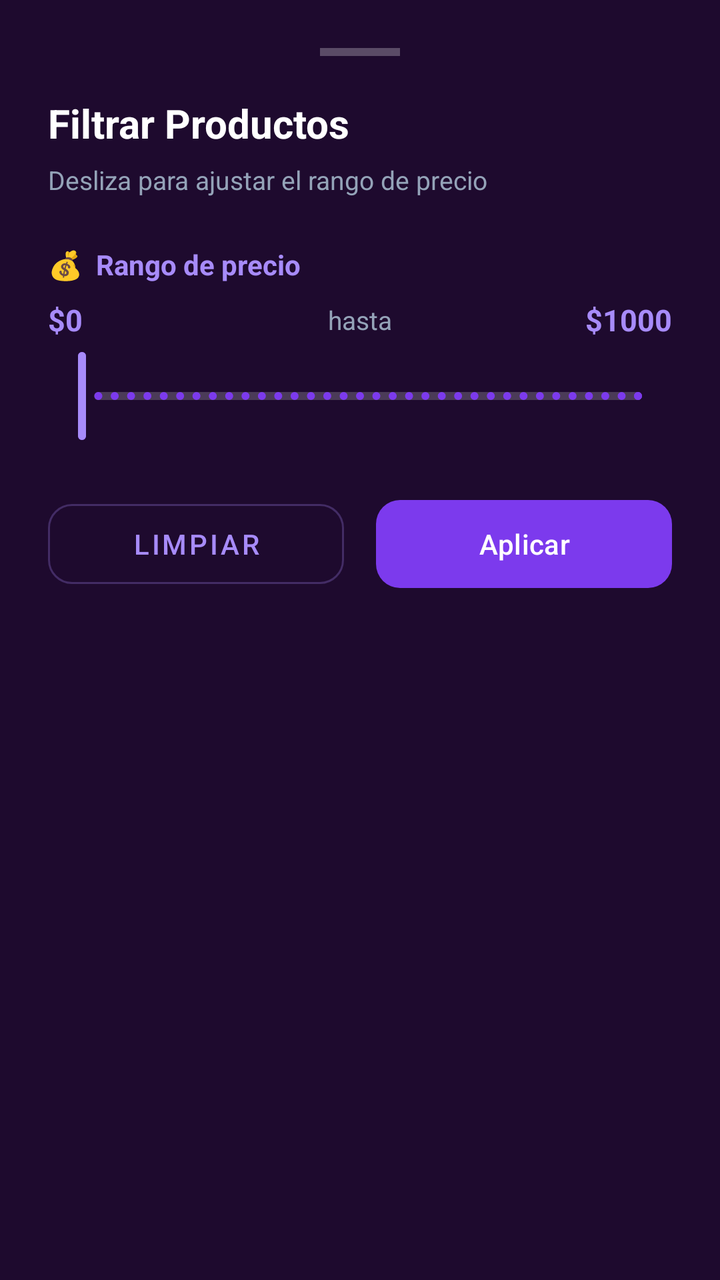
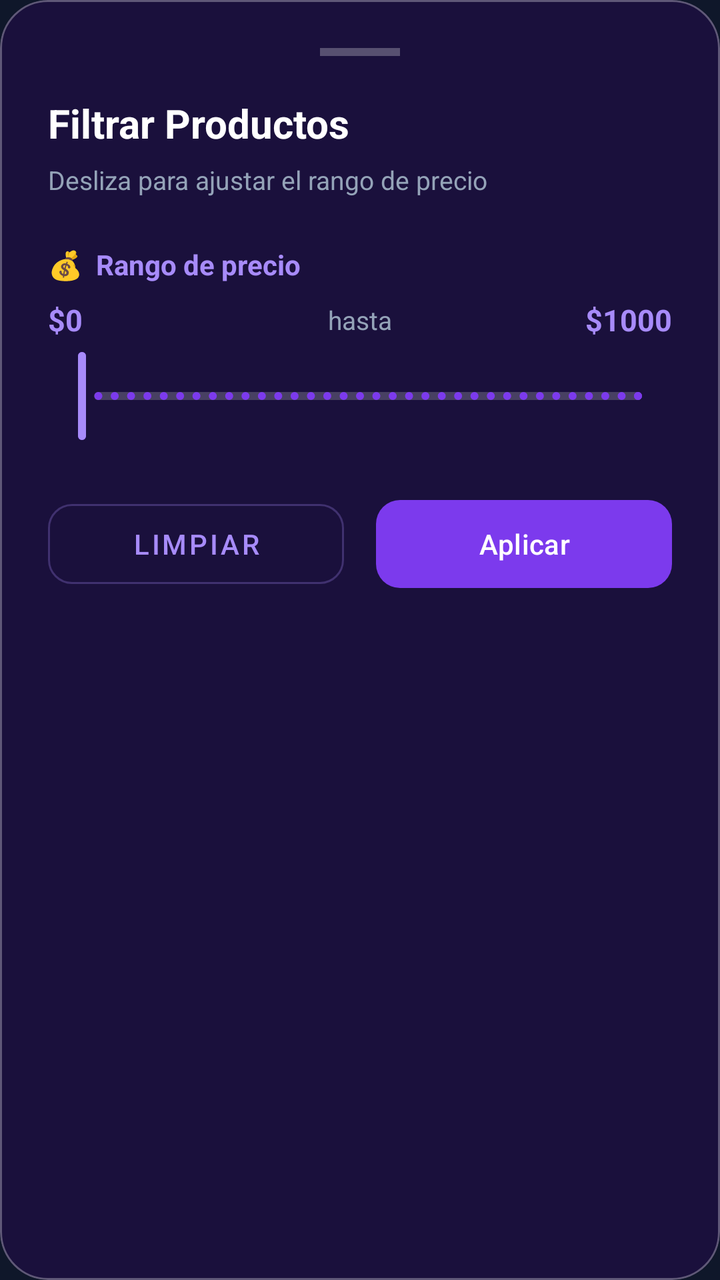

Screens rendered from an Android XML layout before and after an edit, with the pre-edit source and the edit as a unified diff.
<!-- AndroidManifest.xml: application theme Theme.Proyecto_Final_Moviles -->
<!-- res/layout/bottom_sheet_filters.xml -->
<?xml version="1.0" encoding="utf-8"?>
<LinearLayout
    xmlns:android="http://schemas.android.com/apk/res/android"
    xmlns:app="http://schemas.android.com/apk/res-auto"
    android:layout_width="match_parent"
    android:layout_height="wrap_content"
    android:orientation="vertical"
    android:background="#1E0A2E"
    android:paddingHorizontal="24dp"
    android:paddingTop="24dp"
    android:paddingBottom="32dp">

    
    <View
        android:layout_width="40dp"
        android:layout_height="4dp"
        android:layout_gravity="center_horizontal"
        android:layout_marginBottom="20dp"
        android:background="#44FFFFFF" />

    <TextView
        android:layout_width="wrap_content"
        android:layout_height="wrap_content"
        android:text="Filtrar Productos"
        android:textColor="#FFFFFF"
        android:textSize="20sp"
        android:textStyle="bold"
        android:layout_marginBottom="6dp" />

    <TextView
        android:layout_width="wrap_content"
        android:layout_height="wrap_content"
        android:text="Desliza para ajustar el rango de precio"
        android:textColor="#94a3b8"
        android:textSize="13sp"
        android:layout_marginBottom="24dp" />

    
    <TextView
        android:layout_width="wrap_content"
        android:layout_height="wrap_content"
        android:text="💰  Rango de precio"
        android:textColor="#a78bfa"
        android:textSize="14sp"
        android:textStyle="bold"
        android:layout_marginBottom="8dp" />

    
    <LinearLayout
        android:layout_width="match_parent"
        android:layout_height="wrap_content"
        android:orientation="horizontal"
        android:layout_marginBottom="4dp">

        <TextView
            android:id="@+id/tvMinValue"
            android:layout_width="0dp"
            android:layout_height="wrap_content"
            android:layout_weight="1"
            android:text="$0"
            android:textColor="#a78bfa"
            android:textSize="15sp"
            android:textStyle="bold" />

        <TextView
            android:layout_width="wrap_content"
            android:layout_height="wrap_content"
            android:text="hasta"
            android:textColor="#94a3b8"
            android:textSize="13sp"
            android:layout_gravity="center_vertical" />

        <TextView
            android:id="@+id/tvMaxValue"
            android:layout_width="0dp"
            android:layout_height="wrap_content"
            android:layout_weight="1"
            android:text="$1000"
            android:textColor="#a78bfa"
            android:textSize="15sp"
            android:textStyle="bold"
            android:gravity="end" />
    </LinearLayout>

    
    <com.google.android.material.slider.RangeSlider
        android:id="@+id/priceRangeSlider"
        android:layout_width="match_parent"
        android:layout_height="wrap_content"
        android:layout_marginBottom="24dp"
        android:valueFrom="0"
        android:valueTo="1000"
        android:stepSize="1"
        app:thumbColor="#7c3aed"
        app:thumbStrokeColor="#a78bfa"
        app:thumbStrokeWidth="2dp"
        app:trackColorActive="#7c3aed"
        app:trackColorInactive="#33FFFFFF"
        app:trackHeight="4dp" />

    
    <LinearLayout
        android:layout_width="match_parent"
        android:layout_height="wrap_content"
        android:orientation="horizontal"
        android:weightSum="2">

        <com.google.android.material.button.MaterialButton
            android:id="@+id/btnClearFilters"
            android:layout_width="0dp"
            android:layout_height="52dp"
            android:layout_weight="1"
            android:layout_marginEnd="8dp"
            android:text="Limpiar"
            android:textColor="#a78bfa"
            style="@style/Widget.MaterialComponents.Button.OutlinedButton"
            app:strokeColor="#44a78bfa"
            app:cornerRadius="12dp" />

        <com.google.android.material.button.MaterialButton
            android:id="@+id/btnApplyFilters"
            android:layout_width="0dp"
            android:layout_height="52dp"
            android:layout_weight="1"
            android:layout_marginStart="8dp"
            android:text="Aplicar"
            android:textColor="#FFFFFF"
            app:backgroundTint="#7c3aed"
            app:cornerRadius="12dp" />
    </LinearLayout>
</LinearLayout>
<!-- resources referenced by this layout -->
<resources>
  <style name="Theme.Proyecto_Final_Moviles" parent="Base.Theme.Proyecto_Final_Moviles" />
  <style name="Base.Theme.Proyecto_Final_Moviles" parent="Theme.Material3.DayNight.NoActionBar">
          <item name="android:windowBackground">#0f172a</item>
          <item name="colorPrimary">#7c3aed</item>
          <item name="colorSurface">#1e293b</item>
          <item name="colorOnSurface">#FFFFFF</item>
      </style>
</resources>

<!-- the commit's change to res/layout/bottom_sheet_filters.xml (unified diff, before → after) -->
@@ -1,14 +1,24 @@
 <?xml version="1.0" encoding="utf-8"?>
-<LinearLayout
+<com.google.android.material.card.MaterialCardView
     xmlns:android="http://schemas.android.com/apk/res/android"
     xmlns:app="http://schemas.android.com/apk/res-auto"
     android:layout_width="match_parent"
     android:layout_height="wrap_content"
-    android:orientation="vertical"
-    android:background="#1E0A2E"
-    android:paddingHorizontal="24dp"
-    android:paddingTop="24dp"
-    android:paddingBottom="32dp">
+    android:layout_marginHorizontal="8dp"
+    android:layout_marginBottom="8dp"
+    app:cardBackgroundColor="#1A103C"
+    app:cardCornerRadius="24dp"
+    app:cardElevation="0dp"
+    app:strokeColor="#4DFFFFFF"
+    app:strokeWidth="1dp">
+
+    <LinearLayout
+        android:layout_width="match_parent"
+        android:layout_height="wrap_content"
+        android:orientation="vertical"
+        android:paddingHorizontal="24dp"
+        android:paddingTop="24dp"
+        android:paddingBottom="32dp">
 
     
     <View
@@ -128,4 +138,5 @@
             app:backgroundTint="#7c3aed"
             app:cornerRadius="12dp" />
     </LinearLayout>
-</LinearLayout>
+    </LinearLayout>
+</com.google.android.material.card.MaterialCardView>
